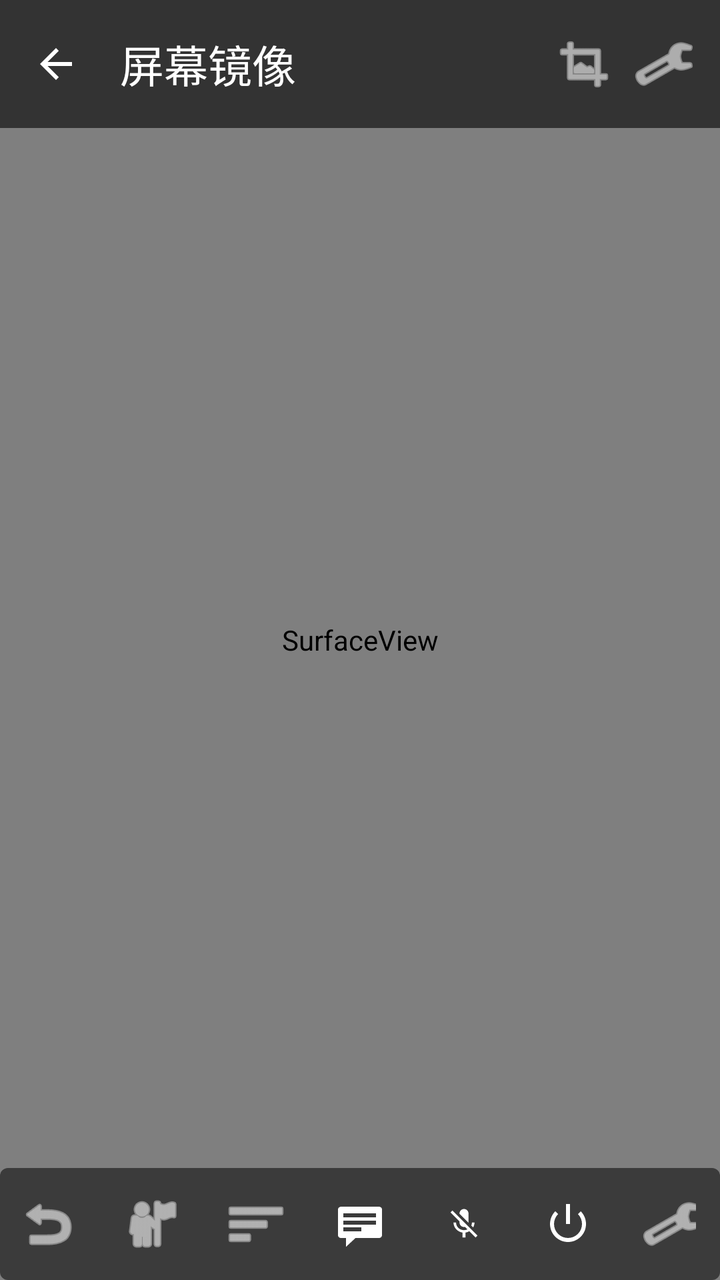
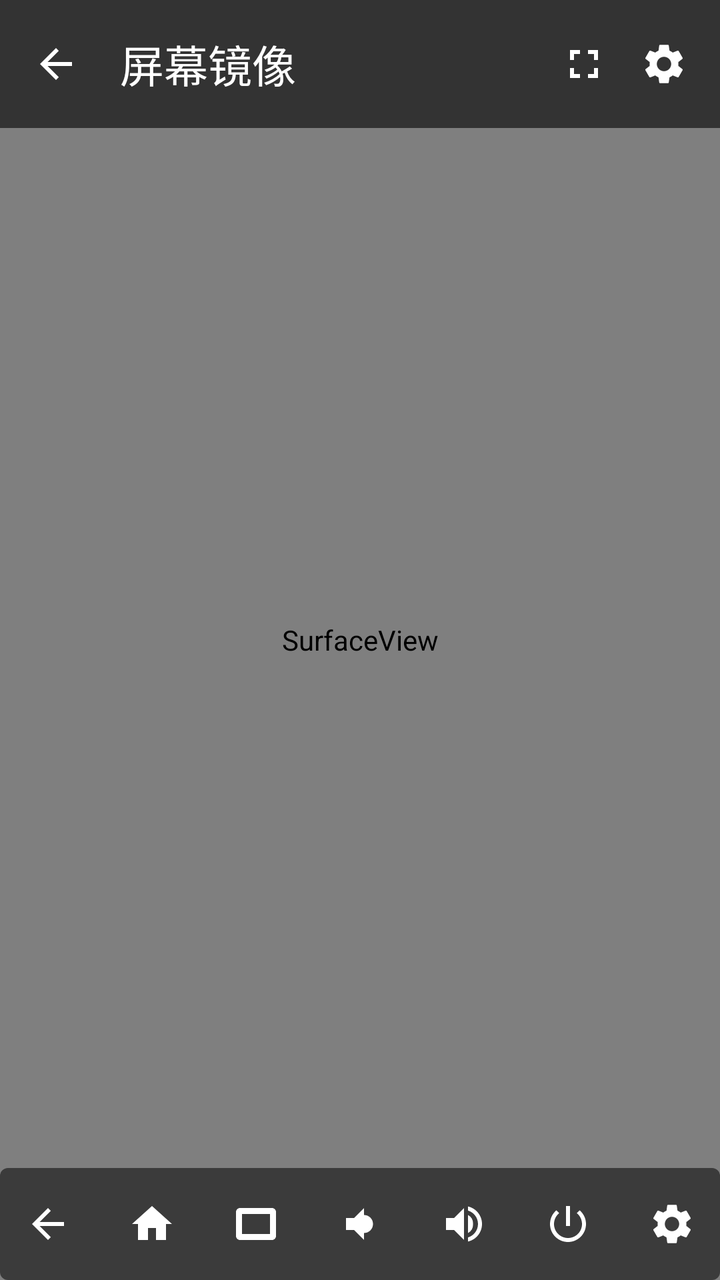

Screens rendered from an Android XML layout before and after an edit, with the pre-edit source and the edit as a unified diff.
<!-- AndroidManifest.xml: application theme Theme.ADBToolbox -->
<!-- res/layout/activity_scrcpy.xml -->
<?xml version="1.0" encoding="utf-8"?>
<FrameLayout xmlns:android="http://schemas.android.com/apk/res/android"
    xmlns:app="http://schemas.android.com/apk/res-auto"
    android:id="@+id/rootContainer"
    android:layout_width="match_parent"
    android:layout_height="match_parent"
    android:background="#000000">

    
    <FrameLayout
        android:id="@+id/flScreenContainer"
        android:layout_width="match_parent"
        android:layout_height="match_parent">

        
        <SurfaceView
            android:id="@+id/surfaceView"
            android:layout_width="match_parent"
            android:layout_height="match_parent"
            android:layout_gravity="center"
            android:visibility="visible" />

        
        <ImageView
            android:id="@+id/ivScreen"
            android:layout_width="match_parent"
            android:layout_height="match_parent"
            android:layout_gravity="center"
            android:contentDescription="Screen Stream"
            android:scaleType="fitCenter"
            android:visibility="gone" />

        
        <ProgressBar
            android:id="@+id/pbLoading"
            android:layout_width="wrap_content"
            android:layout_height="wrap_content"
            android:layout_gravity="center"
            android:indeterminateTint="#FFFFFF"
            android:visibility="visible" />

        
        <TextView
            android:id="@+id/tvStreamStatus"
            android:layout_width="wrap_content"
            android:layout_height="wrap_content"
            android:layout_gravity="center"
            android:layout_marginTop="48dp"
            android:textColor="#B0BEC5"
            android:textSize="13sp"
            android:visibility="gone" />

    </FrameLayout>

    
    <com.google.android.material.appbar.MaterialToolbar
        android:id="@+id/toolbar"
        android:layout_width="match_parent"
        android:layout_height="?attr/actionBarSize"
        android:layout_gravity="top"
        android:background="#99000000"
        app:navigationIcon="?attr/homeAsUpIndicator"
        app:navigationIconTint="#FFFFFF"
        app:title="屏幕镜像"
        app:titleTextColor="#FFFFFF">

        
        <LinearLayout
            android:layout_width="wrap_content"
            android:layout_height="match_parent"
            android:layout_gravity="end"
            android:gravity="center_vertical"
            android:orientation="horizontal"
            android:paddingEnd="8dp">

            <ImageButton
                android:id="@+id/btnToolbarFullscreen"
                android:layout_width="40dp"
                android:layout_height="40dp"
                android:background="?attr/selectableItemBackgroundBorderless"
                android:contentDescription="全屏"
                android:src="@android:drawable/ic_menu_crop"
                app:tint="#FFFFFF" />

            <ImageButton
                android:id="@+id/btnToolbarSettings"
                android:layout_width="40dp"
                android:layout_height="40dp"
                android:background="?attr/selectableItemBackgroundBorderless"
                android:contentDescription="设置"
                android:src="@android:drawable/ic_menu_preferences"
                app:tint="#FFFFFF" />

        </LinearLayout>

    </com.google.android.material.appbar.MaterialToolbar>

    
    <FrameLayout
        android:id="@+id/navBarWrapper"
        android:layout_width="wrap_content"
        android:layout_height="wrap_content"
        android:layout_gravity="bottom|center_horizontal">

        <LinearLayout
            android:id="@+id/navBarContent"
            android:layout_width="wrap_content"
            android:layout_height="wrap_content"
            android:background="@drawable/bg_tag"
            android:backgroundTint="#B31E1E1E"
            android:gravity="center"
            android:orientation="horizontal"
            android:paddingHorizontal="12dp"
            android:paddingVertical="6dp">

            <ImageButton
                android:id="@+id/btnBack"
                android:layout_width="44dp"
                android:layout_height="44dp"
                android:background="?attr/selectableItemBackgroundBorderless"
                android:contentDescription="返回"
                android:src="@android:drawable/ic_menu_revert"
                app:tint="#FFFFFF" />

            <ImageButton
                android:id="@+id/btnHome"
                android:layout_width="44dp"
                android:layout_height="44dp"
                android:layout_marginStart="8dp"
                android:background="?attr/selectableItemBackgroundBorderless"
                android:contentDescription="主页"
                android:src="@android:drawable/ic_menu_myplaces"
                app:tint="#FFFFFF" />

            <ImageButton
                android:id="@+id/btnRecent"
                android:layout_width="44dp"
                android:layout_height="44dp"
                android:layout_marginStart="8dp"
                android:background="?attr/selectableItemBackgroundBorderless"
                android:contentDescription="多任务"
                android:src="@android:drawable/ic_menu_sort_by_size"
                app:tint="#FFFFFF" />

            <ImageButton
                android:id="@+id/btnVolDown"
                android:layout_width="44dp"
                android:layout_height="44dp"
                android:layout_marginStart="8dp"
                android:background="?attr/selectableItemBackgroundBorderless"
                android:contentDescription="音量减"
                android:src="@android:drawable/stat_notify_chat"
                app:tint="#FFFFFF" />

            <ImageButton
                android:id="@+id/btnVolUp"
                android:layout_width="44dp"
                android:layout_height="44dp"
                android:layout_marginStart="8dp"
                android:background="?attr/selectableItemBackgroundBorderless"
                android:contentDescription="音量加"
                android:src="@android:drawable/stat_notify_call_mute"
                app:tint="#FFFFFF" />

            <ImageButton
                android:id="@+id/btnScreenOff"
                android:layout_width="44dp"
                android:layout_height="44dp"
                android:layout_marginStart="8dp"
                android:background="?attr/selectableItemBackgroundBorderless"
                android:contentDescription="熄屏操作"
                android:src="@android:drawable/ic_lock_power_off"
                app:tint="#FFFFFF" />

            <ImageButton
                android:id="@+id/btnSettings"
                android:layout_width="44dp"
                android:layout_height="44dp"
                android:layout_marginStart="8dp"
                android:background="?attr/selectableItemBackgroundBorderless"
                android:contentDescription="投屏设置"
                android:src="@android:drawable/ic_menu_preferences"
                app:tint="#FFFFFF" />

        </LinearLayout>

    </FrameLayout>

    
    <com.google.android.material.floatingactionbutton.FloatingActionButton
        android:id="@+id/fabQuickMenu"
        android:layout_width="wrap_content"
        android:layout_height="wrap_content"
        android:layout_gravity="end|center_vertical"
        android:layout_marginEnd="16dp"
        android:alpha="0.75"
        android:contentDescription="控制菜单"
        android:src="@android:drawable/ic_menu_more"
        android:visibility="gone"
        app:backgroundTint="#801E1E1E"
        app:fabSize="mini"
        app:tint="#FFFFFF" />

</FrameLayout>
<!-- resources referenced by this layout -->
<resources>
  <!-- unchanged entries left out for length: 9 -->
</resources>

<!-- the commit's change to res/layout/activity_scrcpy.xml (unified diff, before → after) -->
@@ -79,7 +79,7 @@
                 android:layout_height="40dp"
                 android:background="?attr/selectableItemBackgroundBorderless"
                 android:contentDescription="全屏"
-                android:src="@android:drawable/ic_menu_crop"
+                android:src="@drawable/ic_nav_fullscreen"
                 app:tint="#FFFFFF" />
 
             <ImageButton
@@ -88,7 +88,7 @@
                 android:layout_height="40dp"
                 android:background="?attr/selectableItemBackgroundBorderless"
                 android:contentDescription="设置"
-                android:src="@android:drawable/ic_menu_preferences"
+                android:src="@drawable/ic_nav_settings"
                 app:tint="#FFFFFF" />
 
         </LinearLayout>
@@ -119,7 +119,7 @@
                 android:layout_height="44dp"
                 android:background="?attr/selectableItemBackgroundBorderless"
                 android:contentDescription="返回"
-                android:src="@android:drawable/ic_menu_revert"
+                android:src="@drawable/ic_nav_back"
                 app:tint="#FFFFFF" />
 
             <ImageButton
@@ -129,7 +129,7 @@
                 android:layout_marginStart="8dp"
                 android:background="?attr/selectableItemBackgroundBorderless"
                 android:contentDescription="主页"
-                android:src="@android:drawable/ic_menu_myplaces"
+                android:src="@drawable/ic_nav_home"
                 app:tint="#FFFFFF" />
 
             <ImageButton
@@ -139,7 +139,7 @@
                 android:layout_marginStart="8dp"
                 android:background="?attr/selectableItemBackgroundBorderless"
                 android:contentDescription="多任务"
-                android:src="@android:drawable/ic_menu_sort_by_size"
+                android:src="@drawable/ic_nav_recent"
                 app:tint="#FFFFFF" />
 
             <ImageButton
@@ -149,7 +149,7 @@
                 android:layout_marginStart="8dp"
                 android:background="?attr/selectableItemBackgroundBorderless"
                 android:contentDescription="音量减"
-                android:src="@android:drawable/stat_notify_chat"
+                android:src="@drawable/ic_nav_vol_down"
                 app:tint="#FFFFFF" />
 
             <ImageButton
@@ -159,7 +159,7 @@
                 android:layout_marginStart="8dp"
                 android:background="?attr/selectableItemBackgroundBorderless"
                 android:contentDescription="音量加"
-                android:src="@android:drawable/stat_notify_call_mute"
+                android:src="@drawable/ic_nav_vol_up"
                 app:tint="#FFFFFF" />
 
             <ImageButton
@@ -169,7 +169,7 @@
                 android:layout_marginStart="8dp"
                 android:background="?attr/selectableItemBackgroundBorderless"
                 android:contentDescription="熄屏操作"
-                android:src="@android:drawable/ic_lock_power_off"
+                android:src="@drawable/ic_nav_power"
                 app:tint="#FFFFFF" />
 
             <ImageButton
@@ -179,7 +179,7 @@
                 android:layout_marginStart="8dp"
                 android:background="?attr/selectableItemBackgroundBorderless"
                 android:contentDescription="投屏设置"
-                android:src="@android:drawable/ic_menu_preferences"
+                android:src="@drawable/ic_nav_settings"
                 app:tint="#FFFFFF" />
 
         </LinearLayout>
@@ -195,7 +195,7 @@
         android:layout_marginEnd="16dp"
         android:alpha="0.75"
         android:contentDescription="控制菜单"
-        android:src="@android:drawable/ic_menu_more"
+        android:src="@drawable/ic_nav_more"
         android:visibility="gone"
         app:backgroundTint="#801E1E1E"
         app:fabSize="mini"
<!-- resource entries referenced after the edit -->
@@ -1,5 +1,95 @@
 <!-- resources referenced by this layout -->
 <resources>
+  <!-- drawable ic_nav_back (drawable) -->
+  <vector xmlns:android="http://schemas.android.com/apk/res/android"
+      android:width="24dp"
+      android:height="24dp"
+      android:viewportWidth="24"
+      android:viewportHeight="24">
+      <path
+          android:fillColor="#FFFFFFFF"
+          android:pathData="M20,11H7.83l5.59,-5.59L12,4l-8,8 8,8 1.41,-1.41L7.83,13H20v-2z" />
+  </vector>
+  <!-- drawable ic_nav_fullscreen (drawable) -->
+  <vector xmlns:android="http://schemas.android.com/apk/res/android"
+      android:width="24dp"
+      android:height="24dp"
+      android:viewportWidth="24"
+      android:viewportHeight="24">
+      <path
+          android:fillColor="#FFFFFFFF"
+          android:pathData="M7,14H5v5h5v-2H7v-3zm-2,-4h2V7h3V5H5v5zm12,7h-3v2h5v-5h-2v3zM14,5v2h3v3h2V5h-5z" />
+  </vector>
+  <!-- drawable ic_nav_home (drawable) -->
+  <vector xmlns:android="http://schemas.android.com/apk/res/android"
+      android:width="24dp"
+      android:height="24dp"
+      android:viewportWidth="24"
+      android:viewportHeight="24">
+      <path
+          android:fillColor="#FFFFFFFF"
+          android:pathData="M10,20v-6h4v6h5v-8h3L12,3 2,12h3v8z" />
+  </vector>
+  <!-- drawable ic_nav_more (drawable) -->
+  <vector xmlns:android="http://schemas.android.com/apk/res/android"
+      android:width="24dp"
+      android:height="24dp"
+      android:viewportWidth="24"
+      android:viewportHeight="24">
+      <path
+          android:fillColor="#FFFFFFFF"
+          android:pathData="M12,8c1.1,0 2,-0.9 2,-2s-0.9,-2 -2,-2 -2,0.9 -2,2 0.9,2 2,2zm0,2c-1.1,0 -2,0.9 -2,2s0.9,2 2,2 2,-0.9 2,-2 -0.9,-2 -2,-2zm0,6c-1.1,0 -2,0.9 -2,2s0.9,2 2,2 2,-0.9 2,-2 -0.9,-2 -2,-2z" />
+  </vector>
+  <!-- drawable ic_nav_power (drawable) -->
+  <vector xmlns:android="http://schemas.android.com/apk/res/android"
+      android:width="24dp"
+      android:height="24dp"
+      android:viewportWidth="24"
+      android:viewportHeight="24">
+      <path
+          android:fillColor="#FFFFFFFF"
+          android:pathData="M13,3h-2v10h2V3zm4.83,2.17l-1.42,1.42C17.99,7.86 19,9.81 19,12c0,3.87 -3.13,7 -7,7s-7,-3.13 -7,-7c0,-2.19 1.01,-4.14 2.58,-5.42L6.17,5.17C4.23,6.82 3,9.26 3,12c0,4.97 4.03,9 9,9s9,-4.03 9,-9c0,-2.74 -1.23,-5.18 -3.17,-6.83z" />
+  </vector>
+  <!-- drawable ic_nav_recent (drawable) -->
+  <vector xmlns:android="http://schemas.android.com/apk/res/android"
+      android:width="24dp"
+      android:height="24dp"
+      android:viewportWidth="24"
+      android:viewportHeight="24">
+      <path
+          android:fillColor="#FFFFFFFF"
+          android:pathData="M4,4h16c1.1,0 2,0.9 2,2v12c0,1.1 -0.9,2 -2,2H4c-1.1,0 -2,-0.9 -2,-2V6c0,-1.1 0.9,-2 2,-2zm1,3v10h14V7H5z" />
+  </vector>
+  <!-- drawable ic_nav_settings (drawable) -->
+  <vector xmlns:android="http://schemas.android.com/apk/res/android"
+      android:width="24dp"
+      android:height="24dp"
+      android:viewportWidth="24"
+      android:viewportHeight="24">
+      <path
+          android:fillColor="#FFFFFFFF"
+          android:pathData="M19.14,12.94c0.04,-0.3 0.06,-0.61 0.06,-0.94 0,-0.32 -0.02,-0.64 -0.07,-0.94l2.03,-1.58c0.18,-0.14 0.23,-0.41 0.12,-0.61l-1.92,-3.32c-0.12,-0.22 -0.37,-0.29 -0.59,-0.22l-2.39,0.96c-0.5,-0.38 -1.03,-0.7 -1.62,-0.94L14.4,2.81c-0.04,-0.24 -0.24,-0.41 -0.48,-0.41h-3.84c-0.24,0 -0.43,0.17 -0.47,0.41L9.25,5.35C8.66,5.59 8.12,5.92 7.63,6.29L5.24,5.33c-0.22,-0.08 -0.47,0 -0.59,0.22L2.74,8.87c-0.12,0.21 -0.08,0.47 0.12,0.61l2.03,1.58c-0.05,0.3 -0.09,0.63 -0.09,0.94s0.02,0.64 0.07,0.94l-2.03,1.58c-0.18,0.14 -0.23,0.41 -0.12,0.61l1.92,3.32c0.12,0.22 0.37,0.29 0.59,0.22l2.39,-0.96c0.5,0.38 1.03,0.7 1.62,0.94l0.36,2.54c0.05,0.24 0.24,0.41 0.48,0.41h3.84c0.24,0 0.44,-0.17 0.47,-0.41l0.36,-2.54c0.59,-0.24 1.13,-0.56 1.62,-0.94l2.39,0.96c0.22,0.08 0.47,0 0.59,-0.22l1.92,-3.32c0.12,-0.22 0.07,-0.47 -0.12,-0.61l-2.01,-1.58zM12,15.6c-1.98,0 -3.6,-1.62 -3.6,-3.6s1.62,-3.6 3.6,-3.6 3.6,1.62 3.6,3.6 -1.62,3.6 -3.6,3.6z" />
+  </vector>
+  <!-- drawable ic_nav_vol_down (drawable) -->
+  <vector xmlns:android="http://schemas.android.com/apk/res/android"
+      android:width="24dp"
+      android:height="24dp"
+      android:viewportWidth="24"
+      android:viewportHeight="24">
+      <path
+          android:fillColor="#FFFFFFFF"
+          android:pathData="M18.5,12A4.5,4.5 0 0,0 14,7.5v9A4.5,4.5 0 0,0 18.5,12zM5,9v6h4l5,5V4L9,9H5z" />
+  </vector>
+  <!-- drawable ic_nav_vol_up (drawable) -->
+  <vector xmlns:android="http://schemas.android.com/apk/res/android"
+      android:width="24dp"
+      android:height="24dp"
+      android:viewportWidth="24"
+      android:viewportHeight="24">
+      <path
+          android:fillColor="#FFFFFFFF"
+          android:pathData="M3,9v6h4l5,5V4L7,9H3zm13.5,3A4.5,4.5 0 0,0 14,7.5v9A4.5,4.5 0 0,0 16.5,12zM14,3.23v2.06c2.89,0.86 5,3.54 5,6.71s-2.11,5.85 -5,6.71v2.06c4.01,-0.91 7,-4.49 7,-8.77s-2.99,-7.86 -7,-8.77z" />
+  </vector>
   <!-- unchanged entries left out for length: 9 -->
 </resources>
 
